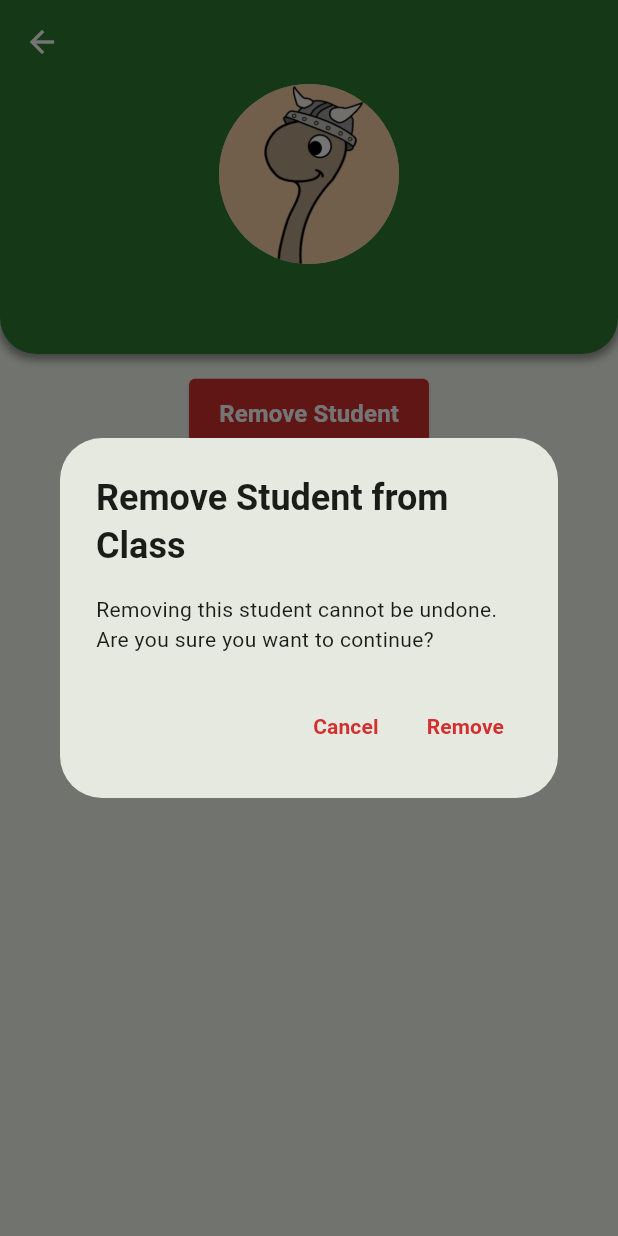
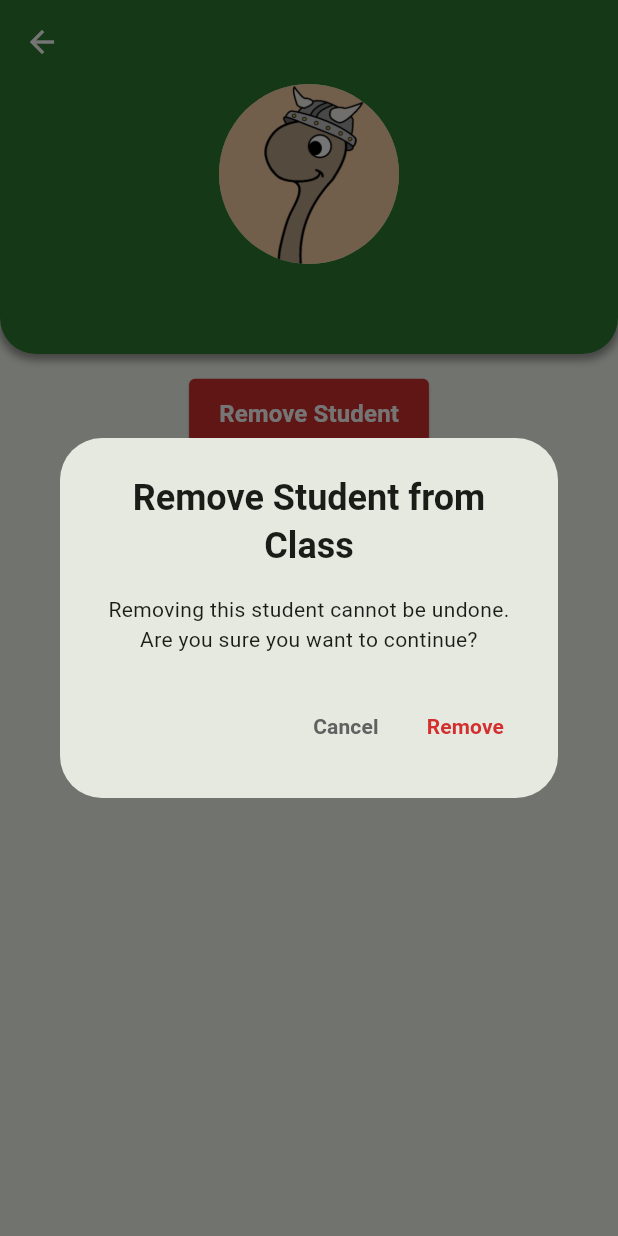
Before and after one commit to coldrifting/BookWorms-App, a Flutter app: the StudentViewScreen screen opened directly with empty values, after a tap on "Remove Student", on a phone screen of 412 x 824 dp. Run offline on Flutter 3.47's test engine with Material 3 defaults, Android fonts, the phone set to English and light mode, and no system bars; our stand-ins replace cached_network_image, carousel_slider, fl_chart, flutter_rating_bar, flutter_secure_storage, flutter_slidable and 5 more; accounts and stored records are empty; network calls fail; Roboto replaces fonts that are missing (Montserrat).

Commit message:
Edit 'remove student' button

```diff
--- a/lib/screens/classroom/student_view_screen.dart
+++ b/lib/screens/classroom/student_view_screen.dart
@@ -28,12 +28,13 @@ class _StudentViewScreenState extends State<StudentViewScreen> {
 
   @override
   Widget build(BuildContext context) {
+    NavigatorState navState = Navigator.of(context);
+
     final TextTheme textTheme = Theme.of(context).textTheme;
     return Scaffold(
       appBar: AppBar(
         systemOverlayStyle: defaultOverlay(),
-        title: Text(
-          "",
+        title: Text("",
           style: TextStyle(
             fontWeight: FontWeight.normal,
             color: colorWhite,
@@ -44,9 +45,7 @@ class _StudentViewScreenState extends State<StudentViewScreen> {
         leading: IconButton(
           color: colorWhite,
           icon: const Icon(Icons.arrow_back),
-          onPressed: () {
-            Navigator.of(context).pop();
-          },
+          onPressed: () => navState.pop(),
         ),
       ),
       body: Center(
@@ -74,8 +73,9 @@ class _StudentViewScreenState extends State<StudentViewScreen> {
                     message: "Removing this student cannot be undone. Are you sure you want to continue?",
                     confirmText: "Remove",
                     confirmColor: colorRed,
+                    cancelColor: colorGreyDark,
                     cancelText: "Cancel",
-                    action: _removeChild
+                    action: _removeStudent
                   );
                 }
               ),
@@ -88,9 +88,10 @@ class _StudentViewScreenState extends State<StudentViewScreen> {
   }
 
   // Deletes the user's account and navigates to homescreen.
-  Future<void> _removeChild() async {
+  Future<void> _removeStudent() async {
+    NavigatorState navState = Navigator.of(context);
     AppState appState = Provider.of<AppState>(context, listen: false);
-    var isSuccess = await appState.deleteStudentFromClassroom(student.id);
-    // TODO: Navigate to homescreen.
+    var result = await appState.deleteStudentFromClassroom(student.id);
+    if (result.isSuccess) navState.pop();
   }
 }
--- a/lib/widgets/alert_widget.dart
+++ b/lib/widgets/alert_widget.dart
@@ -36,9 +36,10 @@ class AlertWidget extends StatefulWidget {
 class _AlertWidgetState extends State<AlertWidget> {
   @override
   Widget build(BuildContext context) {
+    NavigatorState navState = Navigator.of(context);
     return AlertDialog(
-      title: Center(child: Text(widget.title)),
-      content: Text(widget.message),
+      title: Center(child: Text(widget.title, textAlign: TextAlign.center)),
+      content: Text(widget.message, textAlign: TextAlign.center,),
       actions: [
         TextButton(
           onPressed: () {
```
